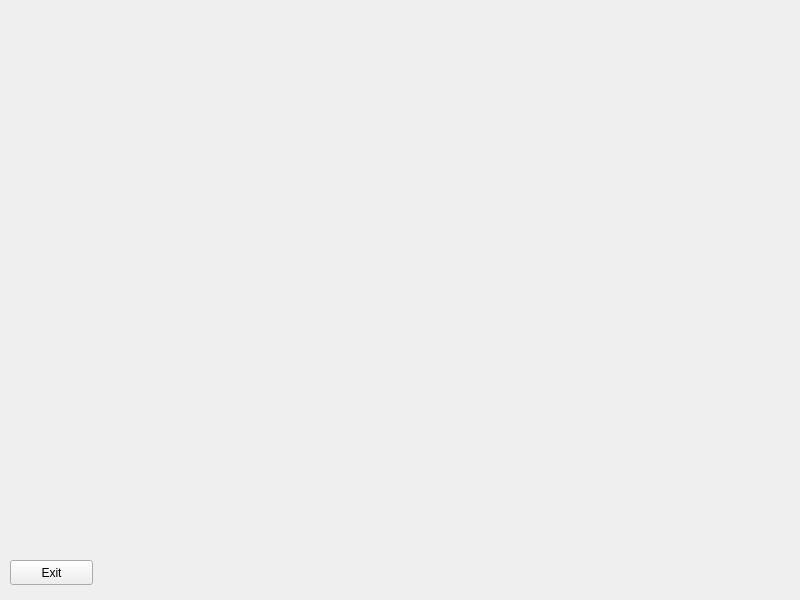
Above: mainwindow.ui from justinburrill/comp3004_d1 before the change. Below: the same form after it.
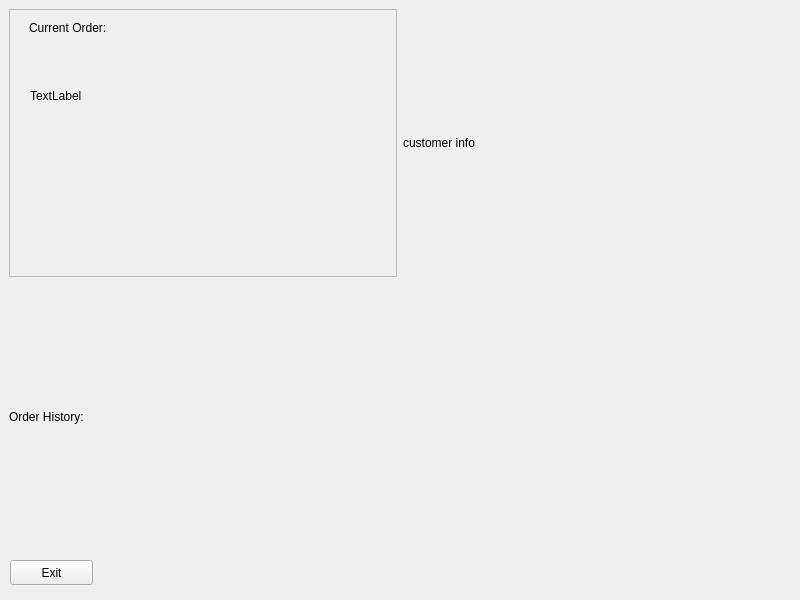
That is the form after the change. The open tabs and pages were chosen to show the change.

Commit message: start on customer dashboard

Patch:
```diff
--- a/mainwindow.ui
+++ b/mainwindow.ui
@@ -76,7 +76,78 @@
       </property>
      </widget>
     </widget>
-    <widget class="QWidget" name="customer_dashboard"/>
+    <widget class="QWidget" name="customer_dashboard">
+     <widget class="QWidget" name="gridLayoutWidget">
+      <property name="geometry">
+       <rect>
+        <x>10</x>
+        <y>10</y>
+        <width>781</width>
+        <height>541</height>
+       </rect>
+      </property>
+      <layout class="QGridLayout" name="gridLayout">
+       <item row="2" column="0">
+        <layout class="QVBoxLayout" name="order_history_content">
+         <item>
+          <widget class="QLabel" name="order_history_label">
+           <property name="text">
+            <string>Order History:</string>
+           </property>
+          </widget>
+         </item>
+        </layout>
+       </item>
+       <item row="0" column="0">
+        <layout class="QHBoxLayout" name="upper_area">
+         <item>
+          <widget class="QFrame" name="current_order_frame">
+           <property name="frameShape">
+            <enum>QFrame::StyledPanel</enum>
+           </property>
+           <property name="frameShadow">
+            <enum>QFrame::Raised</enum>
+           </property>
+           <widget class="QLabel" name="current_order_label">
+            <property name="geometry">
+             <rect>
+              <x>20</x>
+              <y>10</y>
+              <width>111</width>
+              <height>17</height>
+             </rect>
+            </property>
+            <property name="text">
+             <string>Current Order:</string>
+            </property>
+           </widget>
+           <widget class="QLabel" name="current_order_content">
+            <property name="geometry">
+             <rect>
+              <x>21</x>
+              <y>36</y>
+              <width>321</width>
+              <height>101</height>
+             </rect>
+            </property>
+            <property name="text">
+             <string>TextLabel</string>
+            </property>
+           </widget>
+          </widget>
+         </item>
+         <item>
+          <widget class="QLabel" name="customer_info">
+           <property name="text">
+            <string>customer info</string>
+           </property>
+          </widget>
+         </item>
+        </layout>
+       </item>
+      </layout>
+     </widget>
+    </widget>
     <widget class="QWidget" name="kitchen_staff_dashboard"/>
     <widget class="QWidget" name="manager_dashboard">
      <widget class="QLabel" name="manager_info_label">
```
The commit also changes 3 other files.
